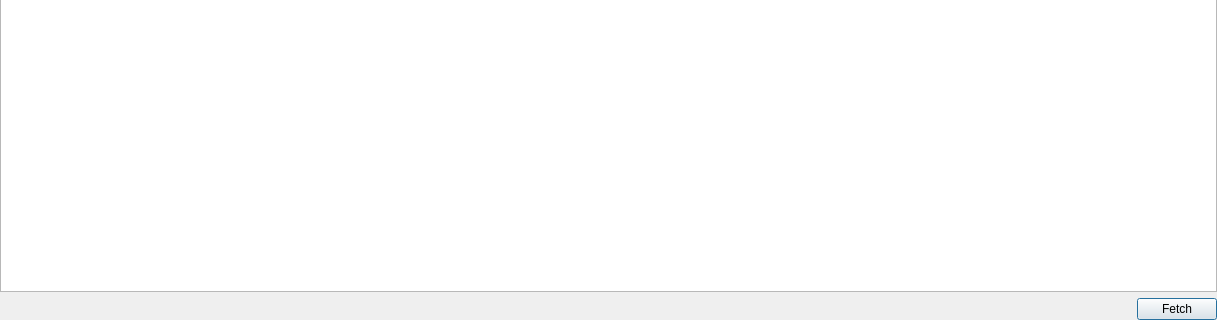
This is audithub/auditdialog.ui in ytxerp/ytx-client as Qt 5 draws it before an edit; both pictures show x 0 to 1217 and y 347 to 667 of the 1217 by 667 pixel window. The edited form follows.
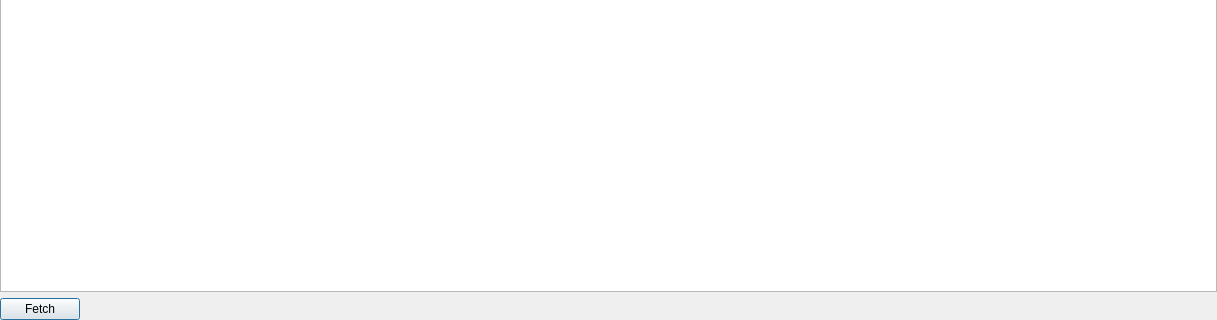
This is the edited form.

Diff of the .ui file:
```diff
--- a/audithub/auditdialog.ui
+++ b/audithub/auditdialog.ui
@@ -31,6 +31,13 @@
    </item>
    <item row="1" column="0">
     <layout class="QHBoxLayout" name="horizontalLayout">
+     <item>
+      <widget class="QPushButton" name="pBtnFetch">
+       <property name="text">
+        <string>Fetch</string>
+       </property>
+      </widget>
+     </item>
      <item>
       <spacer name="horizontalSpacer">
        <property name="orientation">
@@ -44,13 +51,6 @@
        </property>
       </spacer>
      </item>
-     <item>
-      <widget class="QPushButton" name="pBtnFetch">
-       <property name="text">
-        <string>Fetch</string>
-       </property>
-      </widget>
-     </item>
     </layout>
    </item>
   </layout>
```
